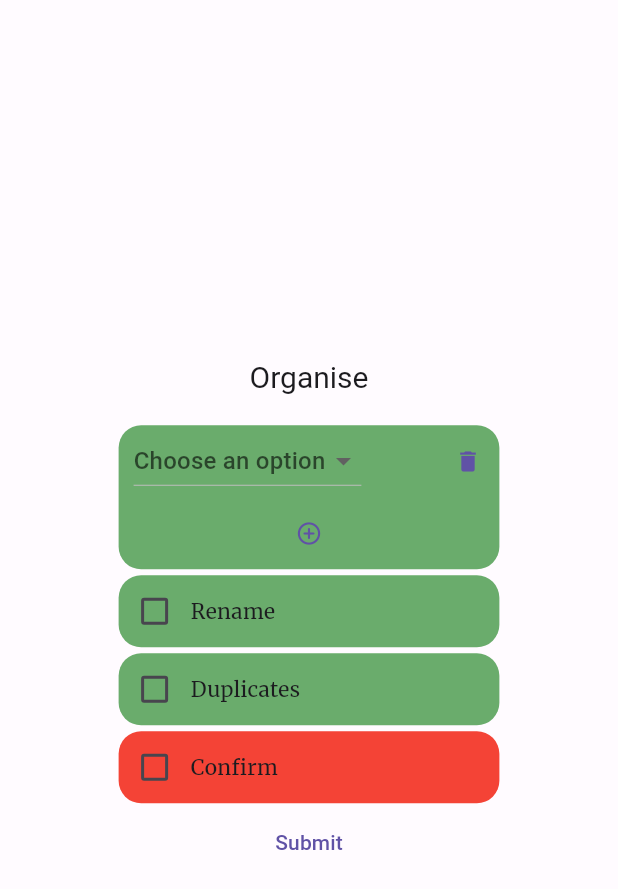
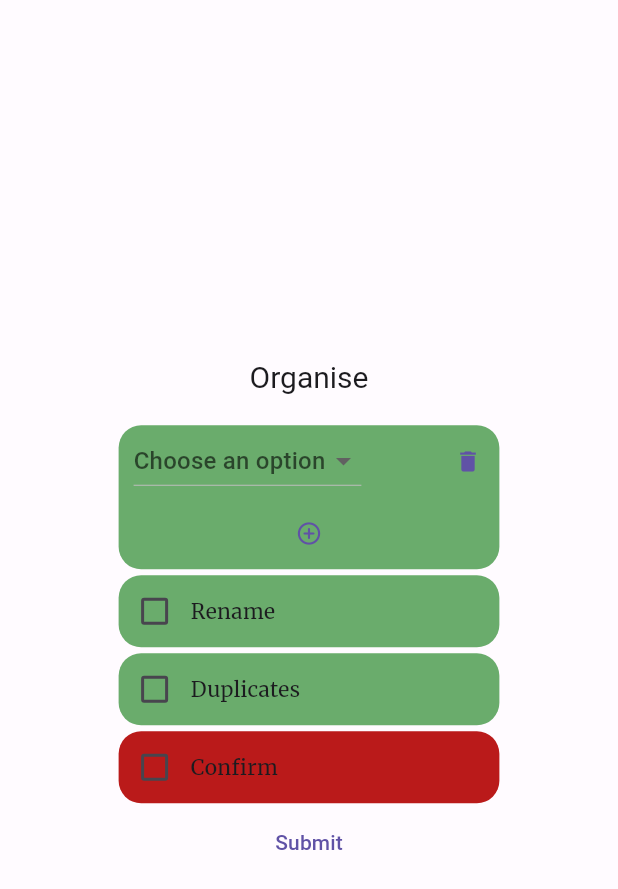
Before and after one commit to Eduart2001/smart_memories, a Flutter app: the DropDownDemo widget shown alone on an empty page, opened directly with empty values, on a phone screen of 412 x 824 dp. Shown: the top 889 px of the screen. Run offline on Flutter 3.47's test engine with Material 3 defaults, Android fonts, the light colour scheme and no system bars; our stand-ins replace flutter_svg, geocoding, get, google_fonts, image_picker, open_file and 2 more; missing offline and left inert: exif, file_manager.

Commit message:
created a checkbox builder instead of create every single checkboxes

```diff
--- a/lib/views/components/organiseForm.dart
+++ b/lib/views/components/organiseForm.dart
@@ -1,10 +1,9 @@
 import 'dart:io';
 
 import 'package:flutter/material.dart';
-import 'package:path/path.dart';
 import 'package:provider/provider.dart';
 import 'package:smart_memories/controllers/organiserController.dart';
-import 'package:smart_memories/views/pages/storageManager.dart';
+import 'package:smart_memories/theme/colors.dart';
 
 class DropDownDemo extends StatefulWidget {
   final List<FileSystemEntity> entities;
@@ -24,7 +23,7 @@ class _DropDownDemoState extends State<DropDownDemo> {
 
   @override
   Widget build(BuildContext context) {
-    final Color theme=(Theme.of(context).brightness==Brightness.dark)?Color.fromARGB(255, 43, 75, 44):Color.fromARGB(255, 106, 172, 108);
+    final Color theme=(Theme.of(context).brightness==Brightness.dark)?const Color.fromARGB(255, 43, 75, 44):const Color.fromARGB(255, 106, 172, 108);
     return Provider<FieldProvider>(
         create: (_) => fP,
         builder: (context, child) {
@@ -38,7 +37,7 @@ class _DropDownDemoState extends State<DropDownDemo> {
                 directoryOrganiserDropBox(theme),
                 renameCheckbox(theme),
                 duplicatesCheckbox(theme),
-                confirmCheckbox(),
+                confirmCheckbox(context),
                 TextButton(onPressed: ()async{
                   if (fP.getSelectedConfirm()) {
                     bool b =await fP.submitFormController(widget.entities);
@@ -61,9 +60,9 @@ class _DropDownDemoState extends State<DropDownDemo> {
     return d;
   }
 
-  Container renameCheckbox(Color c) {
+  Container buildCheckbox(Color c, String text, dynamic Function() getValue, void Function(bool) setValue) {
     return Container(
-      margin: EdgeInsets.all(2.0),
+      margin: const EdgeInsets.all(2.0),
       decoration: BoxDecoration(
         borderRadius: BorderRadius.circular(15),
         color: c,
@@ -71,68 +70,37 @@ class _DropDownDemoState extends State<DropDownDemo> {
       child: Row(
         children: <Widget>[
           Checkbox(
-            value: fP.getSelectedRename(),
+            value: getValue() as bool,
             onChanged: (bool? value) {
               setState(() {
-                fP.isSelectedRename = value!;
+                setValue(value!);
               });
             },
           ), //Checkbox
-          Text("Rename"),
+          Text(text),
         ], //<Widget>[]
       ), //Row,
     );
   }
 
-  Container duplicatesCheckbox(Color c) {
-    return Container(
-      margin: EdgeInsets.all(2.0),
-      decoration: BoxDecoration(
-        borderRadius: BorderRadius.circular(15),
-        color: c,
-      ),
-      child: Row(
-        children: <Widget>[
-          Checkbox(
-            value: fP.getSelectedDuplicates(),
-            onChanged: (bool? value) {
-              setState(() {
-                fP.isSelectedDuplicates = value!;
-              });
-            },
-          ), //Checkbox
-          Text("Duplicates"),
-        ], //<Widget>[]
-      ), //Row,
-    );
+  Container renameCheckbox(Color c) {
+    return buildCheckbox(c, "Rename", fP.getSelectedRename, (value) => fP.isSelectedRename = value);
   }
 
-  Container confirmCheckbox() {
-    return Container(
-      margin: EdgeInsets.all(2.0),
-      decoration: BoxDecoration(
-        borderRadius: BorderRadius.circular(15),
-        color: Colors.red.shade500,
-      ),
-      child: Row(
-        children: <Widget>[
-          Checkbox(
-            value: fP.getSelectedConfirm(),
-            onChanged: (bool? value) {
-              setState(() {
-                fP.isSelectedConfirm = value!;
-              });
-            },
-          ), //Checkbox
-          Text("Confirm"),
-        ], //<Widget>[]
-      ), //Row,
-    );
+  Container duplicatesCheckbox(Color c) {
+    return buildCheckbox(c, "Duplicates", fP.getSelectedDuplicates, (value) => fP.isSelectedDuplicates = value);
   }
+
+  Container confirmCheckbox(context) {
+    final Color c = (Theme.of(context).brightness==Brightness.dark)?darkColorScheme.error:lightColorScheme.error;
+    return buildCheckbox(c, "Confirm", fP.getSelectedConfirm, (value) => fP.isSelectedConfirm = value);
+  }
+
+
 
   Container directoryOrganiserDropBox(Color c) {
     return Container(
-      margin: EdgeInsets.all(2.0),
+      margin: const EdgeInsets.all(2.0),
       decoration: BoxDecoration(
         borderRadius: BorderRadius.circular(15),
         color: c,
@@ -151,7 +119,7 @@ class _DropDownDemoState extends State<DropDownDemo> {
                   DropdownButton<String>(
                     padding: EdgeInsets.fromLTRB(index * 10 + 10, 0, 0, 0),
                     items: createDropDownMenuItems(controller),
-                    hint: Text("Choose an option"),
+                    hint: const Text("Choose an option"),
                     value: currentValue,
                     onChanged: (newValue) {
                       fP.addToSelectedOptionsController(index, newValue!);
@@ -186,8 +154,9 @@ class _DropDownDemoState extends State<DropDownDemo> {
                         fP = new FieldProvider();
                       } else if (fP.isSelected) {
                         List l = fP.getAvailableOptionsController();
-                        if (!l.isEmpty)
+                        if (l.isNotEmpty) {
                           fP.dropBoxField = fP.getAvailableOptionsController();
+                        }
                       }
                     });
                   },
```
